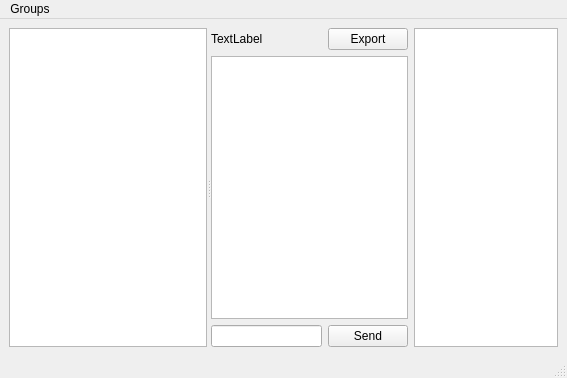
The window that tcp-chat-client/mainwindow.ui (Lishang123/qt-tcp-chat) describes before a commit, drawn with Qt 5.
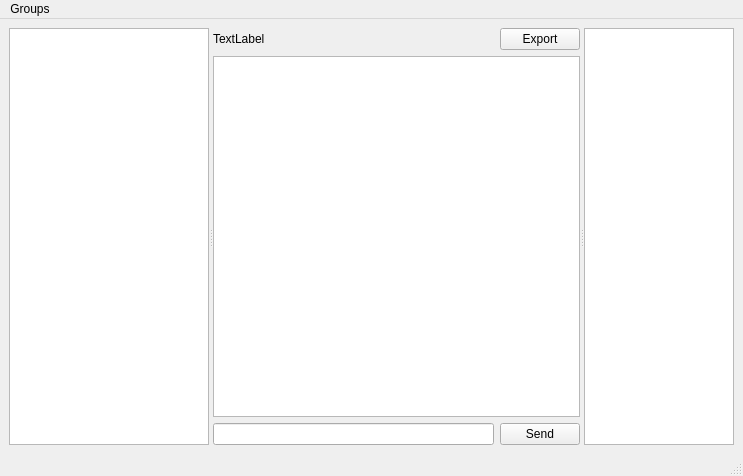
The same window after the commit.

Commit message:
feature(ChatGroup): show chat group members.
User can right-click the group item and select 'Show Members' to see all members.

The edit to the form file:
```diff
--- a/tcp-chat-client/mainwindow.ui
+++ b/tcp-chat-client/mainwindow.ui
@@ -6,8 +6,8 @@
    <rect>
     <x>0</x>
     <y>0</y>
-    <width>567</width>
-    <height>378</height>
+    <width>743</width>
+    <height>476</height>
    </rect>
   </property>
   <property name="windowTitle">
@@ -93,11 +93,22 @@
         </item>
        </layout>
       </widget>
+      <widget class="QListView" name="groupMemberView">
+       <property name="minimumSize">
+        <size>
+         <width>80</width>
+         <height>0</height>
+        </size>
+       </property>
+       <property name="maximumSize">
+        <size>
+         <width>150</width>
+         <height>16777215</height>
+        </size>
+       </property>
+      </widget>
      </widget>
     </item>
-    <item>
-     <widget class="QTreeView" name="groupMemberView"/>
-    </item>
    </layout>
   </widget>
   <widget class="QMenuBar" name="menubar">
@@ -105,7 +116,7 @@
     <rect>
      <x>0</x>
      <y>0</y>
-     <width>567</width>
+     <width>743</width>
      <height>33</height>
     </rect>
    </property>
```
The commit also changes 5 other files.
